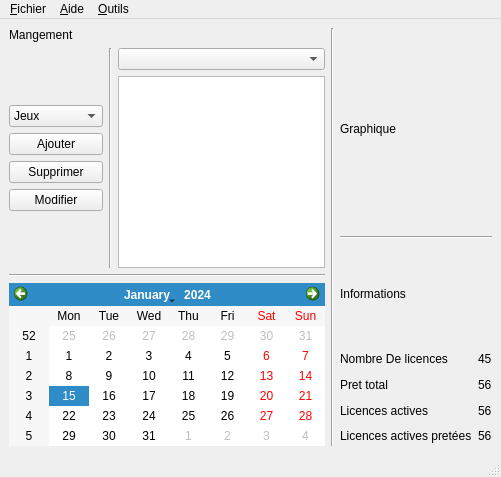
Before: the Qt Designer form core/interface.ui in Cypooos/nsiLicenceDistributeur, drawn with Qt 5.
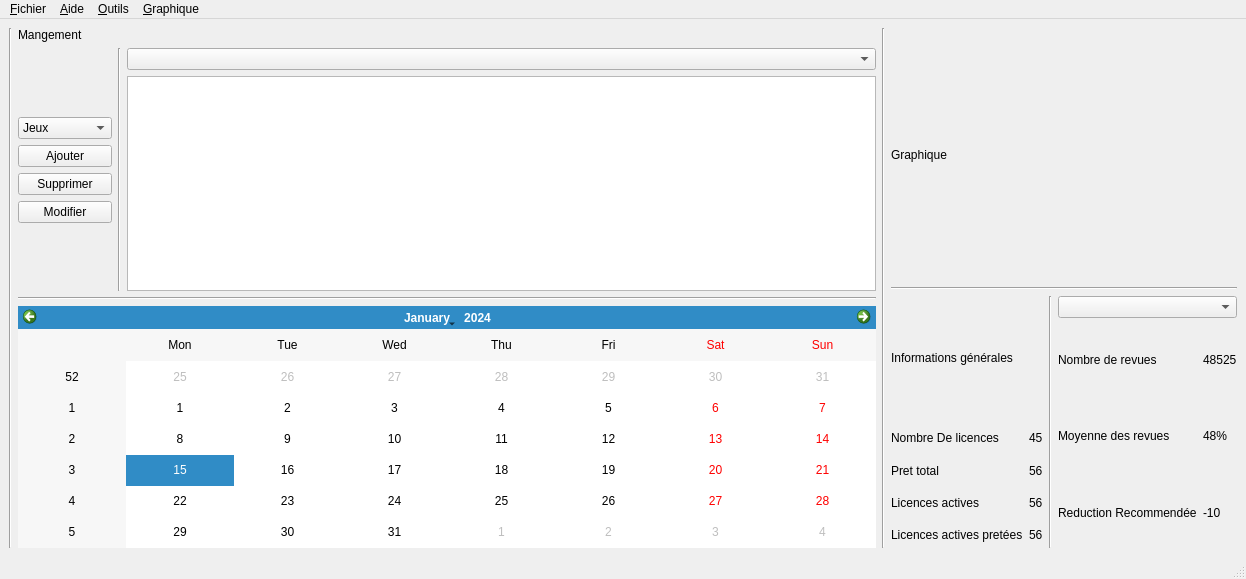
After: the same form once the commit is applied.

What changed in the file:
```diff
--- a/core/interface.ui
+++ b/core/interface.ui
@@ -6,17 +6,22 @@
    <rect>
     <x>0</x>
     <y>0</y>
-    <width>501</width>
-    <height>477</height>
+    <width>1246</width>
+    <height>579</height>
    </rect>
   </property>
   <property name="windowTitle">
    <string>MainWindow</string>
   </property>
   <widget class="QWidget" name="centralwidget">
-   <layout class="QVBoxLayout" name="verticalLayout_6">
+   <layout class="QHBoxLayout" name="horizontalLayout_5">
     <item>
-     <layout class="QHBoxLayout" name="horizontalLayout_3">
+     <widget class="Line" name="line">
+      <property name="orientation">
+       <enum>Qt::Vertical</enum>
+      </property>
+     </widget>
+    </item>
       <item>
        <layout class="QVBoxLayout" name="verticalLayout">
         <item>
@@ -146,7 +151,7 @@
        </widget>
       </item>
       <item>
-       <layout class="QVBoxLayout" name="verticalLayout_9">
+     <layout class="QVBoxLayout" name="verticalLayout_12">
         <item>
          <layout class="QVBoxLayout" name="verticalLayout_5">
           <item>
@@ -166,11 +171,13 @@
          </widget>
         </item>
         <item>
-         <layout class="QVBoxLayout" name="verticalLayout_8">
+       <layout class="QHBoxLayout" name="horizontalLayout_3">
+        <item>
+         <layout class="QVBoxLayout" name="verticalLayout_6">
           <item>
            <widget class="QLabel" name="label_3">
             <property name="text">
-             <string>Informations</string>
+             <string>Informations générales</string>
             </property>
            </widget>
           </item>
@@ -244,6 +251,74 @@
           </item>
          </layout>
         </item>
+        <item>
+         <widget class="Line" name="line_6">
+          <property name="orientation">
+           <enum>Qt::Vertical</enum>
+          </property>
+         </widget>
+        </item>
+        <item>
+         <layout class="QVBoxLayout" name="verticalLayout_9">
+          <item>
+           <widget class="QComboBox" name="comboBox_3"/>
+          </item>
+          <item>
+           <layout class="QHBoxLayout" name="horizontalLayout_2">
+            <item>
+             <layout class="QVBoxLayout" name="verticalLayout_7">
+              <item>
+               <widget class="QLabel" name="label_5">
+                <property name="text">
+                 <string>Nombre de revues</string>
+                </property>
+               </widget>
+              </item>
+              <item>
+               <widget class="QLabel" name="label_4">
+                <property name="text">
+                 <string>Moyenne des revues</string>
+                </property>
+               </widget>
+              </item>
+              <item>
+               <widget class="QLabel" name="label_6">
+                <property name="text">
+                 <string>Reduction Recommendée</string>
+                </property>
+               </widget>
+              </item>
+             </layout>
+            </item>
+            <item>
+             <layout class="QVBoxLayout" name="verticalLayout_8">
+              <item>
+               <widget class="QLabel" name="revuesNb">
+                <property name="text">
+                 <string>48525</string>
+                </property>
+               </widget>
+              </item>
+              <item>
+               <widget class="QLabel" name="revuesMoy">
+                <property name="text">
+                 <string>48%</string>
+                </property>
+               </widget>
+              </item>
+              <item>
+               <widget class="QLabel" name="reducRecom">
+                <property name="text">
+                 <string>-10</string>
+                </property>
+               </widget>
+              </item>
+             </layout>
+            </item>
+           </layout>
+          </item>
+         </layout>
+        </item>
        </layout>
       </item>
      </layout>
@@ -255,7 +330,7 @@
     <rect>
      <x>0</x>
      <y>0</y>
-     <width>501</width>
+     <width>1246</width>
      <height>21</height>
     </rect>
    </property>
@@ -282,9 +357,18 @@
     <addaction name="actionLicenceCheck"/>
     <addaction name="actionCertificateCreate"/>
    </widget>
+   <widget class="QMenu" name="menu_Graphique">
+    <property name="title">
+     <string>&amp;Graphique</string>
+    </property>
+    <addaction name="actionRecharger"/>
+    <addaction name="actionDate_to_int"/>
+    <addaction name="action_Int_to_date"/>
+   </widget>
    <addaction name="menuInterface"/>
    <addaction name="menuHelp"/>
    <addaction name="menuOutils"/>
+   <addaction name="menu_Graphique"/>
   </widget>
   <widget class="QStatusBar" name="statusbar"/>
   <action name="actionOuvrir">
```
Left out of the diff: 15 changed lines with no effect on the pictures. Lines whose indentation alone changed are shown as unchanged.
